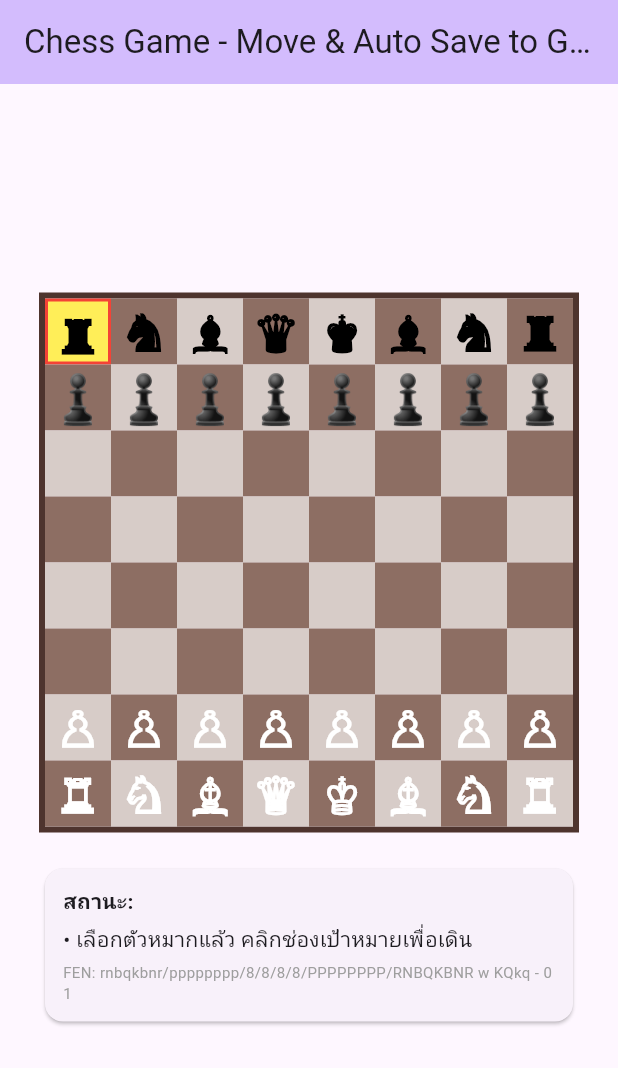
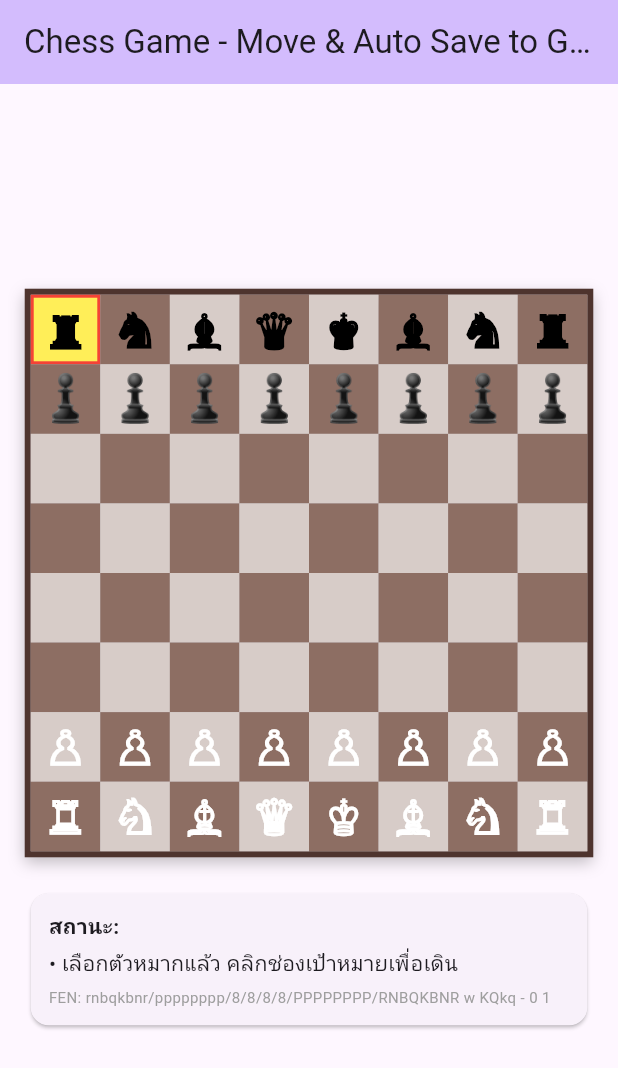
Before and after one commit to xxxsingularityxxx/chessflask, a Flutter app: the screen it shows after launch, after a tap on an icon or button, on a phone screen of 412 x 824 dp. Shown: the top 1068 px of the screen. Run offline on Flutter 3.47's test engine with Material 3 defaults, Android fonts, the phone set to English and light mode, and no system bars; network calls fail.

Commit message:
Update responsive chess board size

```diff
--- a/lib/main.dart
+++ b/lib/main.dart
@@ -37,6 +37,27 @@ class _ChessBoardPageState extends State<ChessBoardPage> {
 
   int? selectedRow;
   int? selectedCol;
+
+  @override
+  void initState() {
+    super.initState();
+    // ปลุก Server ทันทีที่เปิดหน้าเว็บขึ้นมา
+    wakeUpServer();
+  }
+
+  // ฟังก์ชันยิง HTTP Request เพื่อปลุก Render Backend
+  Future<void> wakeUpServer() async {
+    try {
+      final response = await http.get(
+        Uri.parse('https://chessflask-api.onrender.com/'),
+      );
+      if (response.statusCode == 200) {
+        print('Server is awake!');
+      }
+    } catch (e) {
+      print('Error waking up server: $e');
+    }
+  }
 
   List<List<String>> parseFenToBoard(String fen) {
     String boardPart = fen.split(' ')[0];
@@ -214,6 +235,29 @@ class _ChessBoardPageState extends State<ChessBoardPage> {
   Widget build(BuildContext context) {
     List<List<String>> boardMatrix = parseFenToBoard(currentFen);
 
+    // ดึงขนาดความกว้างและความสูงหน้าจอ
+    double screenWidth = MediaQuery.of(context).size.width;
+    double screenHeight = MediaQuery.of(context).size.height;
+
+    // คำนวณขนาดกระดานแบบ Dynamic รองรับทั้งคอมพิวเตอร์และมือถือ
+    bool isMobile = screenWidth < 600;
+    double boardSize;
+
+    if (isMobile) {
+      // มือถือ: ขยายกระดานเป็น 92% ของความกว้างจอ (ใหญ่ขึ้น ~250%-300%)
+      boardSize = screenWidth * 0.92;
+    } else {
+      // คอมพิวเตอร์: ขยายเป็น 500px (ใหญ่ขึ้น ~40% จากเดิม 360px)
+      boardSize = 500.0;
+      // ป้องกันไม่ให้กระดานสูงล้นจอคอมพิวเตอร์
+      if (boardSize > screenHeight * 0.7) {
+        boardSize = screenHeight * 0.7;
+      }
+    }
+
+    // คำนวณขนาดฟอนต์ของตัวหมากให้สัมพันธ์กับขนาดกระดาน
+    double pieceFontSize = (boardSize / 8) * 0.65;
+
     return Scaffold(
       appBar: AppBar(
         title: const Text('Chess Game - Move & Auto Save to Google Drive'),
@@ -226,10 +270,17 @@ class _ChessBoardPageState extends State<ChessBoardPage> {
             mainAxisAlignment: MainAxisAlignment.center,
             children: [
               Container(
-                width: 360,
-                height: 360,
+                width: boardSize,
+                height: boardSize,
                 decoration: BoxDecoration(
                   border: Border.all(color: Colors.brown.shade800, width: 4),
+                  boxShadow: const [
+                    BoxShadow(
+                      color: Colors.black26,
+                      blurRadius: 8,
+                      offset: Offset(0, 4),
+                    ),
+                  ],
                 ),
                 child: GridView.builder(
                   physics: const NeverScrollableScrollPhysics(),
@@ -262,7 +313,7 @@ class _ChessBoardPageState extends State<ChessBoardPage> {
                           child: Text(
                             getChessPieceSymbol(piece),
                             style: TextStyle(
-                              fontSize: 32,
+                              fontSize: pieceFontSize,
                               fontWeight: FontWeight.bold,
                               color: piece == piece.toUpperCase()
                                   ? Colors.white
@@ -277,7 +328,7 @@ class _ChessBoardPageState extends State<ChessBoardPage> {
               ),
               const SizedBox(height: 20),
               SizedBox(
-                width: 360,
+                width: boardSize,
                 child: Card(
                   child: Padding(
                     padding: const EdgeInsets.all(12.0),
```
